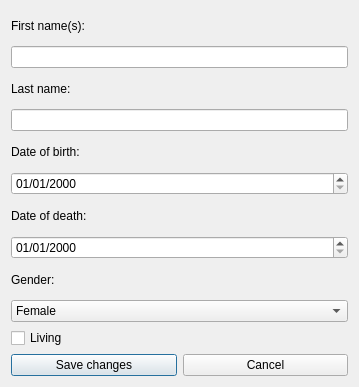
This is computer_scientists_ui/edit_scientist.ui in 2015-VLN1-Group-44/ComputerScientists_UI as Qt 5 draws it before an edit. The edited form follows.
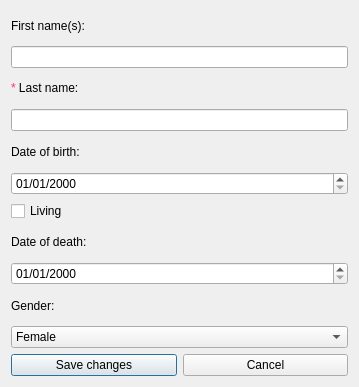
This is the edited form.

Commit message: main window layout fix

Patch:
```diff
--- a/computer_scientists_ui/edit_scientist.ui
+++ b/computer_scientists_ui/edit_scientist.ui
@@ -29,7 +29,7 @@
      <item>
       <widget class="QLabel" name="label_2">
        <property name="text">
-        <string>Last name:</string>
+        <string>&lt;span style='color:#ff3366'&gt;*&lt;/span&gt; Last name:</string>
        </property>
       </widget>
      </item>
@@ -50,6 +50,13 @@
        </property>
       </widget>
      </item>
+     <item>
+      <widget class="QCheckBox" name="living">
+       <property name="text">
+        <string>Living</string>
+       </property>
+      </widget>
+     </item>
      <item>
       <widget class="QLabel" name="label_4">
        <property name="text">
@@ -85,13 +92,6 @@
        </item>
       </widget>
      </item>
-     <item>
-      <widget class="QCheckBox" name="living">
-       <property name="text">
-        <string>Living</string>
-       </property>
-      </widget>
-     </item>
      <item>
       <layout class="QHBoxLayout" name="horizontalLayout">
        <item>
```
The commit also changes 5 other files.
